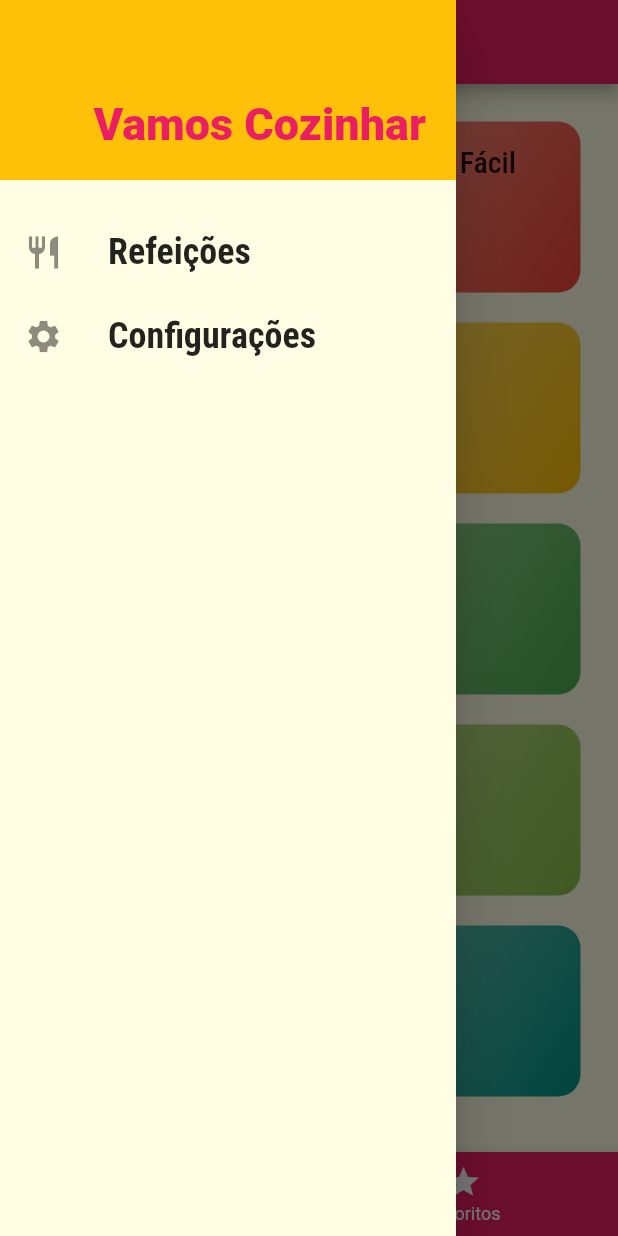
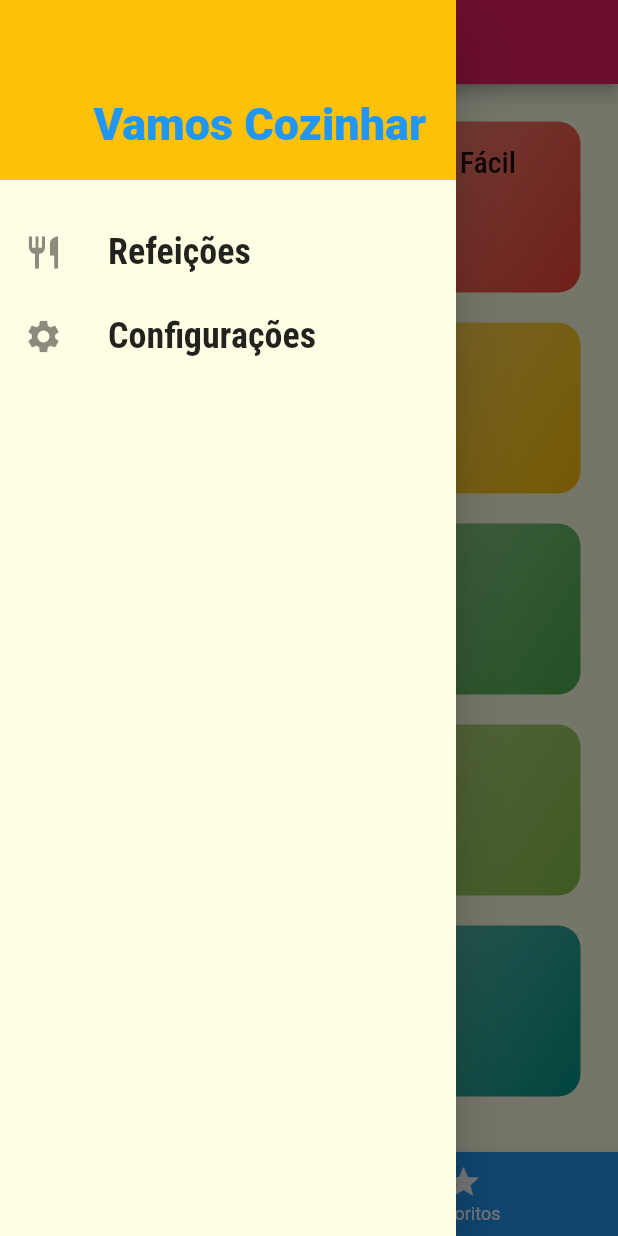
Before and after one commit to diego-r93/meals, a Flutter app: the screen it shows after launch, with the side drawer open, on a phone screen of 412 x 824 dp. Run offline on Flutter 3.47's test engine with Material 2 defaults, Android fonts, the phone set to English and light mode, and no system bars.

Commit message:
:hammer: Atualizando para nova versão fo Flutter

```diff
--- a/lib/components/main_drawer.dart
+++ b/lib/components/main_drawer.dart
@@ -13,7 +13,7 @@ class MainDrawer extends StatelessWidget {
       ),
       title: Text(
         label,
-        style: TextStyle(
+        style: const TextStyle(
           fontFamily: 'RobotoCondensed',
           fontSize: 24,
           fontWeight: FontWeight.bold,
@@ -32,7 +32,7 @@ class MainDrawer extends StatelessWidget {
             height: 120,
             width: double.infinity,
             padding: const EdgeInsets.all(20),
-            color: Theme.of(context).accentColor,
+            color: Theme.of(context).colorScheme.secondary,
             alignment: Alignment.bottomRight,
             child: Text(
               'Vamos Cozinhar',
@@ -43,7 +43,7 @@ class MainDrawer extends StatelessWidget {
               ),
             ),
           ),
-          SizedBox(height: 20),
+          const SizedBox(height: 20),
           _createItem(
             Icons.restaurant,
             'Refeições',
--- a/lib/main.dart
+++ b/lib/main.dart
@@ -10,9 +10,11 @@ import 'models/meal.dart';
 import 'models/settings.dart';
 import 'data/dummy_data.dart';
 
-void main() => runApp(MyApp());
+void main() => runApp(const MyApp());
 
 class MyApp extends StatefulWidget {
+  const MyApp({Key? key}) : super(key: key);
+
   @override
   State<MyApp> createState() => _MyAppState();
 }
@@ -20,7 +22,7 @@ class MyApp extends StatefulWidget {
 class _MyAppState extends State<MyApp> {
   Settings settings = Settings();
   List<Meal> _availableMeals = DUMMY_MEALS;
-  List<Meal> _favoriteMeals = [];
+  final List<Meal> _favoriteMeals = [];
 
   void _filterMeals(Settings settings) {
     setState(() {
@@ -57,16 +59,16 @@ class _MyAppState extends State<MyApp> {
     return MaterialApp(
       title: 'Vamos Cozinhar?',
       theme: ThemeData(
-        primarySwatch: Colors.pink,
-        accentColor: Colors.amber,
         fontFamily: 'Raleway',
-        canvasColor: Color.fromRGBO(255, 254, 229, 1),
+        canvasColor: const Color.fromRGBO(255, 254, 229, 1),
         textTheme: ThemeData.light().textTheme.copyWith(
-              headline6: const TextStyle(
+              titleLarge: const TextStyle(
                 fontSize: 20,
                 fontFamily: 'RobotoCondensed',
               ),
             ),
+        colorScheme: ColorScheme.fromSwatch(primarySwatch: Colors.pink)
+            .copyWith(secondary: Colors.amber),
       ),
       routes: {
         AppRoutes.HOME: (ctx) => TabsScreen(_favoriteMeals),
--- a/lib/screens/meal_detail_screen.dart
+++ b/lib/screens/meal_detail_screen.dart
@@ -66,7 +66,7 @@ class MealDetailScreen extends StatelessWidget {
                       ),
                       child: Text(meal.ingredients[index]),
                     ),
-                    color: Theme.of(context).accentColor,
+                    color: Theme.of(context).colorScheme.secondary,
                   );
                 },
               ),
--- a/lib/screens/tabs_screen.dart
+++ b/lib/screens/tabs_screen.dart
@@ -8,7 +8,7 @@ import '../models/meal.dart';
 class TabsScreen extends StatefulWidget {
   final List<Meal> favoriteMeals;
 
-  const TabsScreen(this.favoriteMeals);
+  const TabsScreen(this.favoriteMeals, {Key? key}) : super(key: key);
 
   @override
   _TabsScreenState createState() => _TabsScreenState();
@@ -28,7 +28,7 @@ class _TabsScreenState extends State<TabsScreen> {
   void initState() {
     super.initState();
     _screens = [
-      CategoriesScreen(),
+      const CategoriesScreen(),
       FavoriteScreen(widget.favoriteMeals),
     ];
   }
@@ -45,15 +45,15 @@ class _TabsScreenState extends State<TabsScreen> {
       appBar: AppBar(
         title: Text(_titles[_selectedScreenIndex]),
       ),
-      drawer: MainDrawer(),
+      drawer: const MainDrawer(),
       body: _screens[_selectedScreenIndex],
       bottomNavigationBar: BottomNavigationBar(
         onTap: _selectScreen,
         backgroundColor: Theme.of(context).primaryColor,
         unselectedItemColor: Colors.white,
-        selectedItemColor: Theme.of(context).accentColor,
+        selectedItemColor: Theme.of(context).colorScheme.secondary,
         currentIndex: _selectedScreenIndex,
-        items: [
+        items: const [
           BottomNavigationBarItem(
             icon: Icon(Icons.category),
             label: 'Categorias',
--- a/pubspec.yaml
+++ b/pubspec.yaml
@@ -18,7 +18,7 @@ publish_to: 'none' # Remove this line if you wish to publish to pub.dev
 version: 1.0.0+1
 
 environment:
-  sdk: ">=2.15.1 <3.0.0"
+  sdk: '>=3.0.2 <4.0.0'
 
 # Dependencies specify other packages that your package needs in order to work.
 # To automatically upgrade your package dependencies to the latest versions
```
Also changed, not shown: pubspec.lock, 2 other files.
